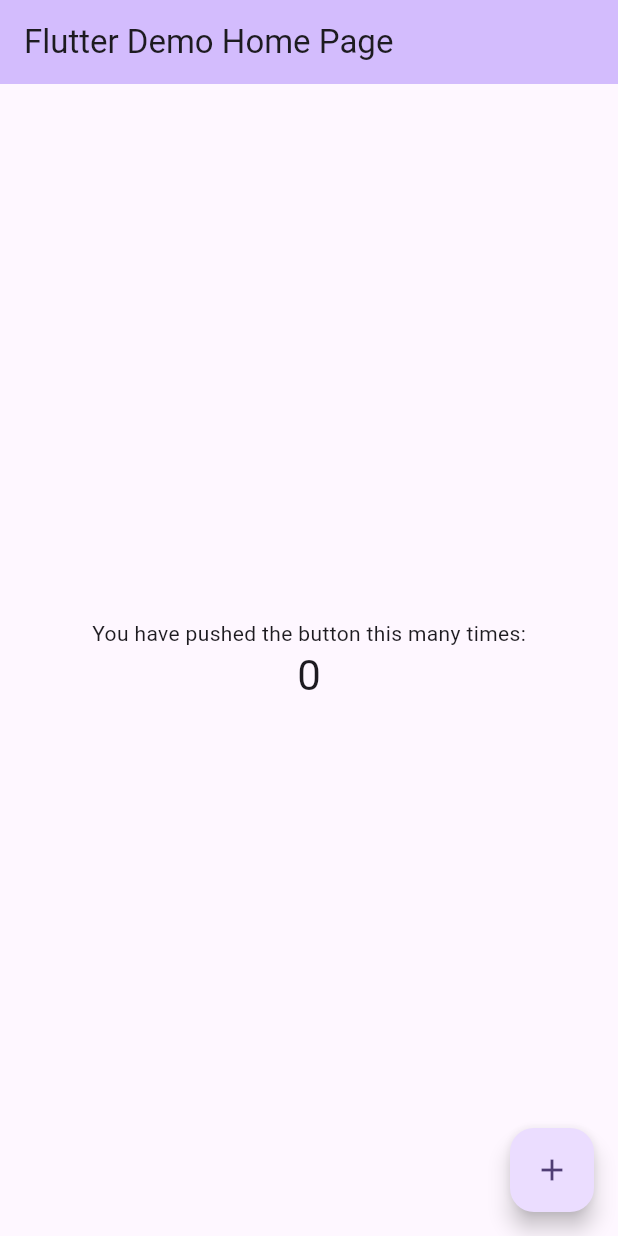
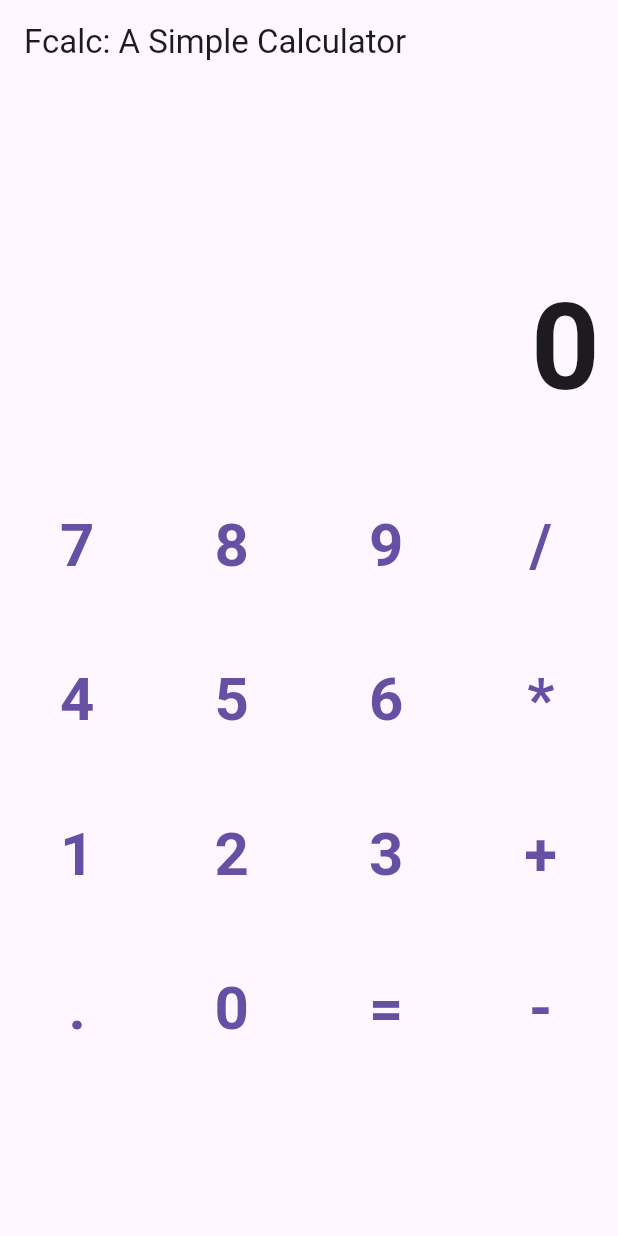
Before and after one commit to Sarthak-Malla/fcalc, a Flutter app: the screen it shows after launch, on a phone screen of 412 x 824 dp. Run offline on Flutter 3.47's test engine with Material 3 defaults, Android fonts, the light colour scheme and no system bars; our stand-ins replace math_expressions.

Commit message:
made simple calculator app

```diff
--- /dev/null
+++ b/lib/calculator.dart
@@ -0,0 +1,116 @@
+import 'package:flutter/material.dart';
+import 'package:math_expressions/math_expressions.dart';
+
+class Calculator extends StatefulWidget {
+  const Calculator({super.key});
+
+  @override
+  State<Calculator> createState() => _CalculatorState();
+}
+
+class _CalculatorState extends State<Calculator> {
+  String _output = "0";
+
+  final List<String> _buffer = [];
+
+  final List<String> _buttons = [
+    '7',
+    '8',
+    '9',
+    '/',
+    '4',
+    '5',
+    '6',
+    '*',
+    '1',
+    '2',
+    '3',
+    '+',
+    '.',
+    '0',
+    '=',
+    '-',
+  ];
+
+  Widget _buildButton(String buttonText, {VoidCallback? onPressed}) {
+    return Row(
+      children: <Widget>[
+        Expanded(
+          child: TextButton(
+            onPressed: onPressed,
+            child: Text(
+              buttonText,
+              style: const TextStyle(
+                fontSize: 40.0,
+                fontWeight: FontWeight.bold,
+              ),
+            ),
+          ),
+        ),
+      ],
+    );
+  }
+
+  @override
+  Widget build(BuildContext context) {
+    return Column(
+      children: <Widget>[
+        // Display
+        Expanded(
+          child: Container(
+            alignment: Alignment.bottomRight,
+            padding:
+                const EdgeInsets.symmetric(horizontal: 12.0, vertical: 24.0),
+            child: Text(
+              _output,
+              style: const TextStyle(
+                fontSize: 80.0,
+                fontWeight: FontWeight.bold,
+              ),
+            ),
+          ),
+        ),
+        // Keyboard
+
+        // Keyboard
+        Expanded(
+          flex: 2,
+          child: GridView.count(
+            crossAxisCount: 4,
+            children: _buttons
+                .map((buttonText) => _buildButton(
+                      buttonText,
+                      onPressed: () {
+                        if (buttonText == '=') {
+                          final String expression = _buffer.join();
+                          try {
+                            final Parser p = Parser();
+                            final Expression exp = p.parse(expression);
+                            final ContextModel cm = ContextModel();
+                            final double eval =
+                                exp.evaluate(EvaluationType.REAL, cm);
+                            setState(() {
+                              _output = eval.toString();
+                              _buffer.clear();
+                            });
+                          } catch (e) {
+                            setState(() {
+                              _output = "Error";
+                              _buffer.clear();
+                            });
+                          }
+                        } else {
+                          setState(() {
+                            _buffer.add(buttonText);
+                            _output = _buffer.join();
+                          });
+                        }
+                      },
+                    ))
+                .toList(),
+          ),
+        ),
+      ],
+    );
+  }
+}
--- a/lib/main.dart
+++ b/lib/main.dart
@@ -1,125 +1,41 @@
+import 'package:fcalc/calculator.dart';
 import 'package:flutter/material.dart';
 
 void main() {
-  runApp(const MyApp());
+  runApp(const CalculatorApp());
 }
 
-class MyApp extends StatelessWidget {
-  const MyApp({super.key});
+class CalculatorApp extends StatelessWidget {
+  const CalculatorApp({super.key});
 
-  // This widget is the root of your application.
   @override
   Widget build(BuildContext context) {
     return MaterialApp(
-      title: 'Flutter Demo',
+      title: 'Fcalc: A Simple Calculator',
       theme: ThemeData(
-        // This is the theme of your application.
-        //
-        // TRY THIS: Try running your application with "flutter run". You'll see
-        // the application has a purple toolbar. Then, without quitting the app,
-        // try changing the seedColor in the colorScheme below to Colors.green
-        // and then invoke "hot reload" (save your changes or press the "hot
-        // reload" button in a Flutter-supported IDE, or press "r" if you used
-        // the command line to start the app).
-        //
-        // Notice that the counter didn't reset back to zero; the application
-        // state is not lost during the reload. To reset the state, use hot
-        // restart instead.
-        //
-        // This works for code too, not just values: Most code changes can be
-        // tested with just a hot reload.
-        colorScheme: ColorScheme.fromSeed(seedColor: Colors.deepPurple),
-        useMaterial3: true,
+        primarySwatch: Colors.blue,
       ),
-      home: const MyHomePage(title: 'Flutter Demo Home Page'),
+      home: const CalculatorScreen(),
+      debugShowCheckedModeBanner: false,
     );
   }
 }
 
-class MyHomePage extends StatefulWidget {
-  const MyHomePage({super.key, required this.title});
-
-  // This widget is the home page of your application. It is stateful, meaning
-  // that it has a State object (defined below) that contains fields that affect
-  // how it looks.
-
-  // This class is the configuration for the state. It holds the values (in this
-  // case the title) provided by the parent (in this case the App widget) and
-  // used by the build method of the State. Fields in a Widget subclass are
-  // always marked "final".
-
-  final String title;
+class CalculatorScreen extends StatefulWidget {
+  const CalculatorScreen({super.key});
 
   @override
-  State<MyHomePage> createState() => _MyHomePageState();
+  State<CalculatorScreen> createState() => _CalculatorScreenState();
 }
 
-class _MyHomePageState extends State<MyHomePage> {
-  int _counter = 0;
-
-  void _incrementCounter() {
-    setState(() {
-      // This call to setState tells the Flutter framework that something has
-      // changed in this State, which causes it to rerun the build method below
-      // so that the display can reflect the updated values. If we changed
-      // _counter without calling setState(), then the build method would not be
-      // called again, and so nothing would appear to happen.
-      _counter++;
-    });
-  }
-
+class _CalculatorScreenState extends State<CalculatorScreen> {
   @override
   Widget build(BuildContext context) {
-    // This method is rerun every time setState is called, for instance as done
-    // by the _incrementCounter method above.
-    //
-    // The Flutter framework has been optimized to make rerunning build methods
-    // fast, so that you can just rebuild anything that needs updating rather
-    // than having to individually change instances of widgets.
     return Scaffold(
       appBar: AppBar(
-        // TRY THIS: Try changing the color here to a specific color (to
-        // Colors.amber, perhaps?) and trigger a hot reload to see the AppBar
-        // change color while the other colors stay the same.
-        backgroundColor: Theme.of(context).colorScheme.inversePrimary,
-        // Here we take the value from the MyHomePage object that was created by
-        // the App.build method, and use it to set our appbar title.
-        title: Text(widget.title),
+        title: const Text('Fcalc: A Simple Calculator'),
       ),
-      body: Center(
-        // Center is a layout widget. It takes a single child and positions it
-        // in the middle of the parent.
-        child: Column(
-          // Column is also a layout widget. It takes a list of children and
-          // arranges them vertically. By default, it sizes itself to fit its
-          // children horizontally, and tries to be as tall as its parent.
-          //
-          // Column has various properties to control how it sizes itself and
-          // how it positions its children. Here we use mainAxisAlignment to
-          // center the children vertically; the main axis here is the vertical
-          // axis because Columns are vertical (the cross axis would be
-          // horizontal).
-          //
-          // TRY THIS: Invoke "debug painting" (choose the "Toggle Debug Paint"
-          // action in the IDE, or press "p" in the console), to see the
-          // wireframe for each widget.
-          mainAxisAlignment: MainAxisAlignment.center,
-          children: <Widget>[
-            const Text(
-              'You have pushed the button this many times:',
-            ),
-            Text(
-              '$_counter',
-              style: Theme.of(context).textTheme.headlineMedium,
-            ),
-          ],
-        ),
-      ),
-      floatingActionButton: FloatingActionButton(
-        onPressed: _incrementCounter,
-        tooltip: 'Increment',
-        child: const Icon(Icons.add),
-      ), // This trailing comma makes auto-formatting nicer for build methods.
+      body: const Calculator(),
     );
   }
 }
--- a/pubspec.yaml
+++ b/pubspec.yaml
@@ -35,6 +35,7 @@ dependencies:
   # The following adds the Cupertino Icons font to your application.
   # Use with the CupertinoIcons class for iOS style icons.
   cupertino_icons: ^1.0.2
+  math_expressions: ^2.4.0
 
 dev_dependencies:
   flutter_test:
```
Also changed, not shown: pubspec.lock, 1 other file.
